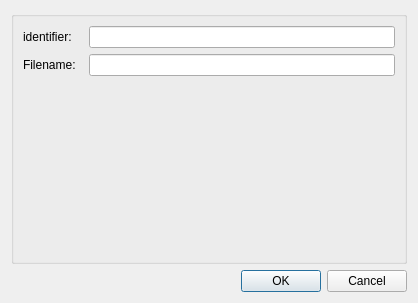
Old version of the form mapclientplugins/loadstlstep/qt/configuredialog.ui in the repository mapclient-plugins/loadstlstep.
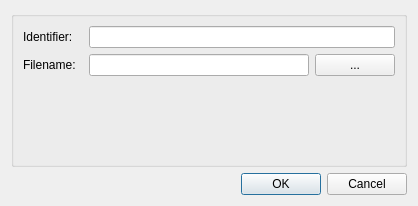
New version of the form.

Commit message: added file browser dialog to config dialog, tidied up config dialog

```diff
--- a/mapclientplugins/loadstlstep/qt/configuredialog.ui
+++ b/mapclientplugins/loadstlstep/qt/configuredialog.ui
@@ -7,7 +7,7 @@
     <x>0</x>
     <y>0</y>
     <width>418</width>
-    <height>303</height>
+    <height>206</height>
    </rect>
   </property>
   <property name="windowTitle">
@@ -26,7 +26,7 @@
       <item row="0" column="0">
        <widget class="QLabel" name="label0">
         <property name="text">
-         <string>identifier:  </string>
+         <string>Identifier:  </string>
         </property>
        </widget>
       </item>
@@ -41,7 +41,18 @@
        </widget>
       </item>
       <item row="1" column="1">
-       <widget class="QLineEdit" name="lineEdit1"/>
+       <layout class="QHBoxLayout" name="horizontalLayout">
+        <item>
+         <widget class="QLineEdit" name="fileLocLineEdit"/>
+        </item>
+        <item>
+         <widget class="QPushButton" name="fileLocButton">
+          <property name="text">
+           <string>...</string>
+          </property>
+         </widget>
+        </item>
+       </layout>
       </item>
      </layout>
     </widget>
```
Left out of the diff: 49 changed lines with no effect on the pictures. The commit also changes 2 other files.
